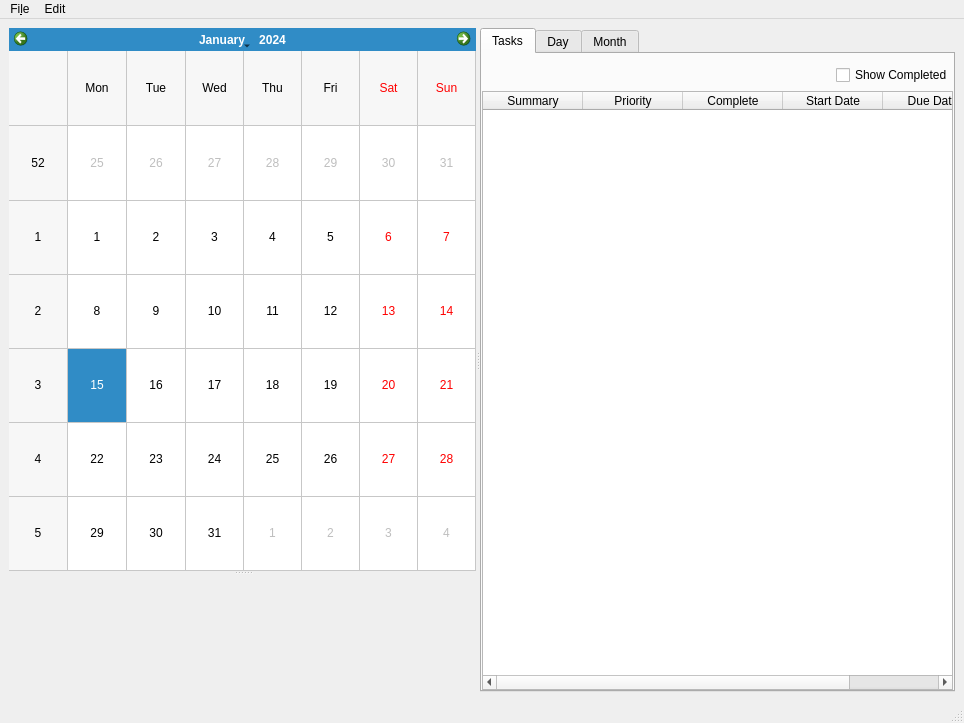
Old version of the form src/todocalendar/ui/main_window.ui in the repository anetczuk/hanlendar.
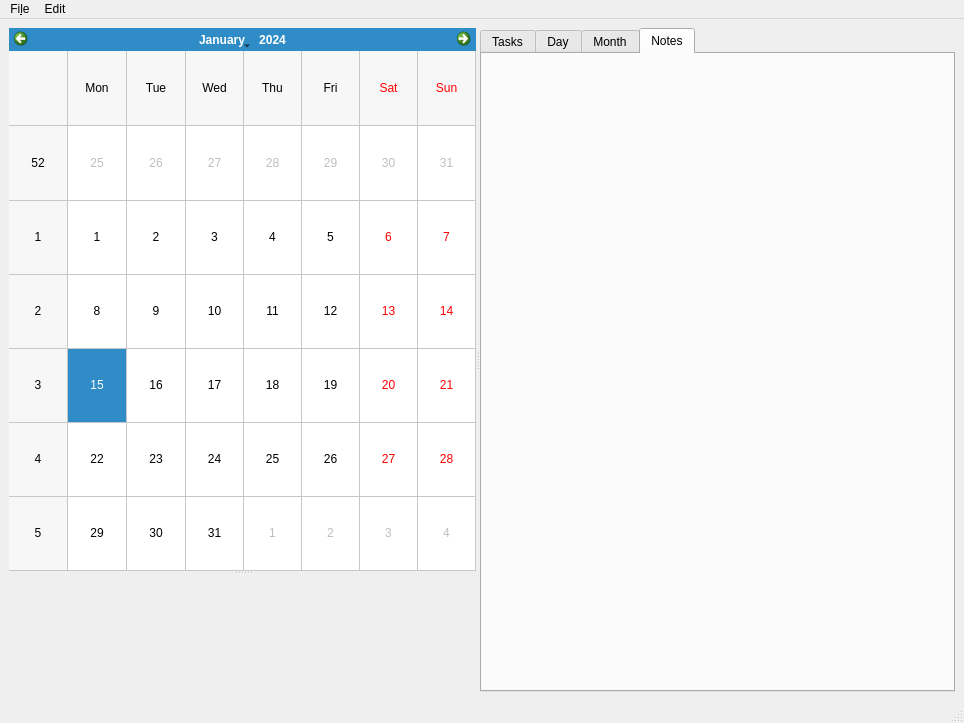
New version of the form. The open tabs and pages were chosen to show the change. Custom widgets are drawn as their Qt base class.

```diff
--- a/src/todocalendar/ui/main_window.ui
+++ b/src/todocalendar/ui/main_window.ui
@@ -236,6 +236,28 @@
             </property>
            </layout>
           </widget>
+          <widget class="QWidget" name="notes_tab">
+           <attribute name="title">
+            <string>Notes</string>
+           </attribute>
+           <layout class="QVBoxLayout" name="verticalLayout_2">
+            <property name="leftMargin">
+             <number>0</number>
+            </property>
+            <property name="topMargin">
+             <number>0</number>
+            </property>
+            <property name="rightMargin">
+             <number>0</number>
+            </property>
+            <property name="bottomMargin">
+             <number>0</number>
+            </property>
+            <item>
+             <widget class="NotesWidget" name="notesWidget" native="true"/>
+            </item>
+           </layout>
+          </widget>
          </widget>
         </item>
        </layout>
@@ -307,6 +329,12 @@
    <header>todocalendar.gui.taskdetails</header>
    <container>1</container>
   </customwidget>
+  <customwidget>
+   <class>NotesWidget</class>
+   <extends>QWidget</extends>
+   <header>todocalendar.gui.noteswidget</header>
+   <container>1</container>
+  </customwidget>
  </customwidgets>
  <resources/>
  <connections>
```
Left out of the diff: 2 changed lines with no effect on the pictures.
